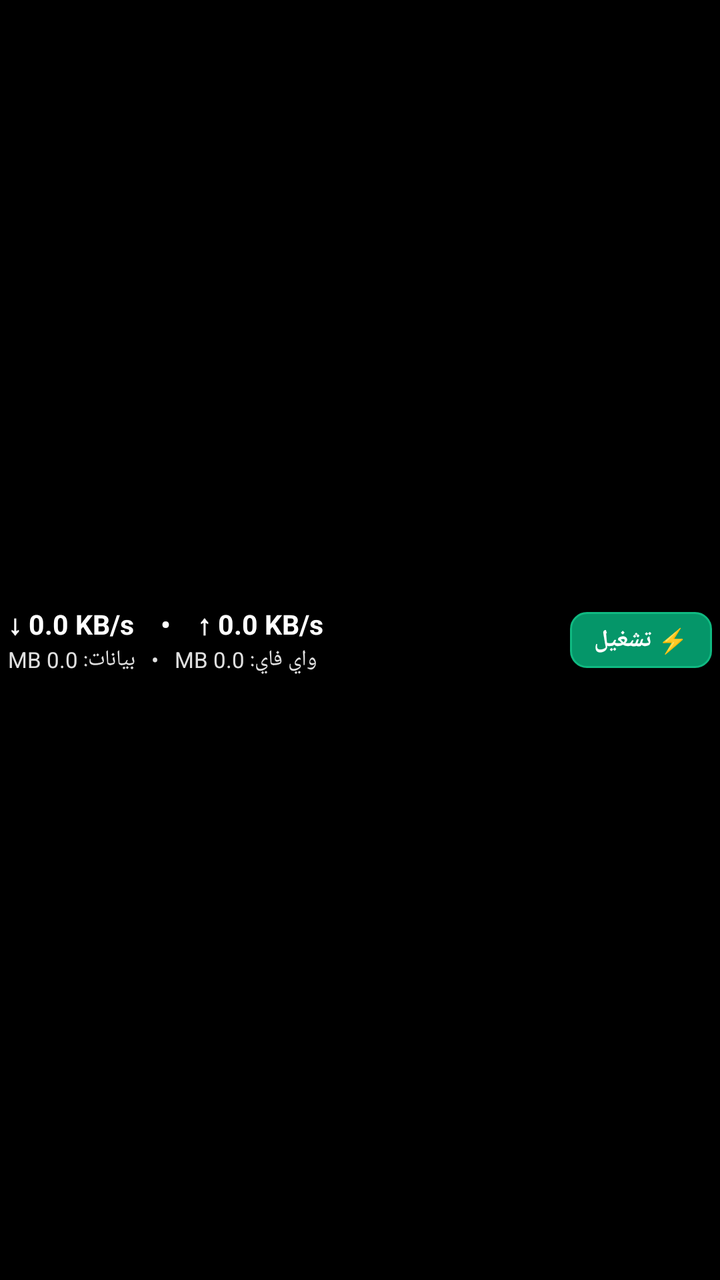
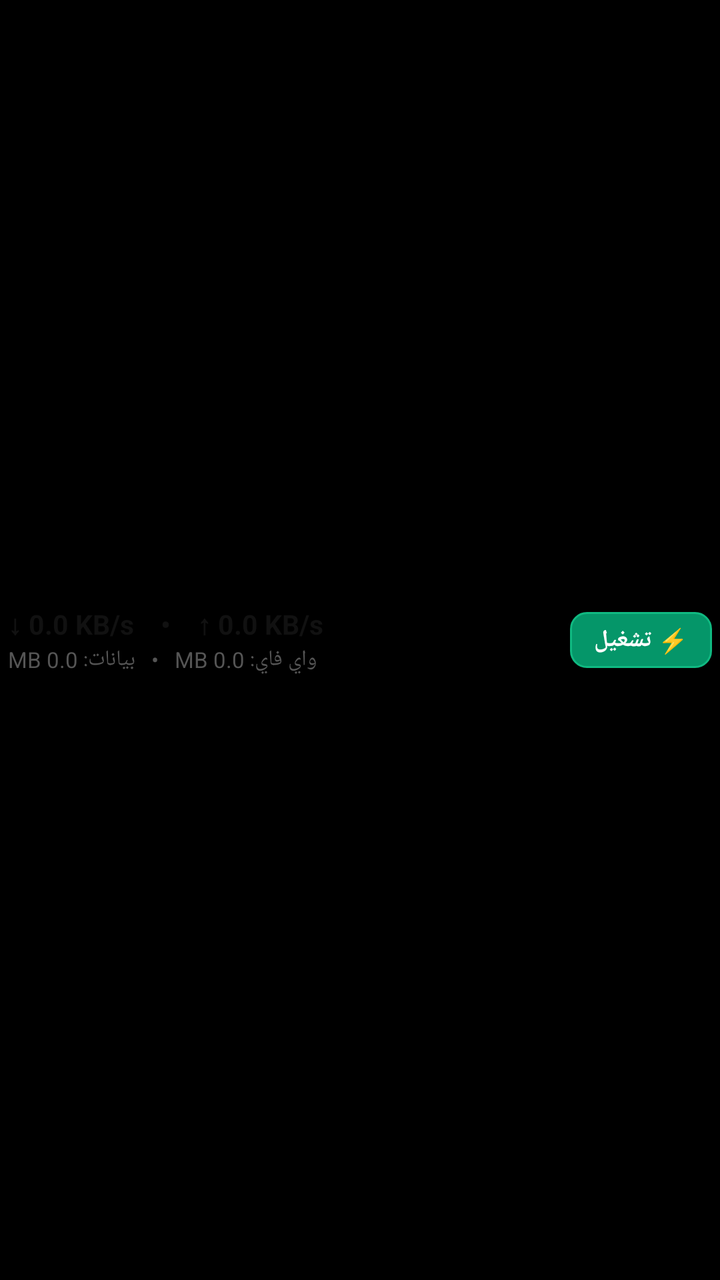

Before-and-after screenshots of an Android layout around one commit, followed by the original layout XML and the change that was made.
<!-- AndroidManifest.xml: application theme LaunchTheme -->
<!-- res/layout/notification_net_guard.xml -->
<?xml version="1.0" encoding="utf-8"?>
<RelativeLayout xmlns:android="http://schemas.android.com/apk/res/android"
    android:layout_width="match_parent"
    android:layout_height="wrap_content"
    android:paddingStart="4dp"
    android:paddingEnd="4dp"
    android:paddingTop="0dp"
    android:paddingBottom="0dp">

    
    <TextView
        android:id="@+id/btn_notif_vpn"
        android:layout_width="wrap_content"
        android:layout_height="wrap_content"
        android:layout_alignParentEnd="true"
        android:layout_alignParentRight="true"
        android:layout_centerVertical="true"
        android:layout_marginStart="8dp"
        android:layout_marginLeft="8dp"
        android:background="@drawable/bg_notif_btn_green"
        android:gravity="center"
        android:minHeight="28dp"
        android:paddingStart="12dp"
        android:paddingEnd="12dp"
        android:paddingTop="4dp"
        android:paddingBottom="4dp"
        android:text="⚡ تشغيل"
        android:textColor="#FFFFFF"
        android:textSize="12sp"
        android:textStyle="bold" />

    
    <LinearLayout
        android:layout_width="match_parent"
        android:layout_height="wrap_content"
        android:layout_alignParentStart="true"
        android:layout_alignParentLeft="true"
        android:layout_toStartOf="@id/btn_notif_vpn"
        android:layout_toLeftOf="@id/btn_notif_vpn"
        android:layout_centerVertical="true"
        android:orientation="vertical">

        
        <TextView
            android:id="@+id/tv_notif_line1"
            android:layout_width="wrap_content"
            android:layout_height="wrap_content"
            android:includeFontPadding="false"
            android:padding="0dp"
            android:text="↓ 0.0 KB/s    •    ↑ 0.0 KB/s"
            android:textColor="#FFFFFF"
            android:textSize="13.5sp"
            android:textStyle="bold"
            android:textDirection="locale"
            android:singleLine="true"
            android:ellipsize="end" />

        
        <TextView
            android:id="@+id/tv_notif_line2"
            android:layout_width="wrap_content"
            android:layout_height="wrap_content"
            android:layout_marginTop="1dp"
            android:includeFontPadding="false"
            android:padding="0dp"
            android:text="واي فاي: 0.0 MB   •   بيانات: 0.0 MB"
            android:textColor="#E0E0E0"
            android:textSize="11sp"
            android:textDirection="locale"
            android:singleLine="true"
            android:ellipsize="end" />
    </LinearLayout>

</RelativeLayout>
<!-- resources referenced by this layout -->
<resources>
  <!-- drawable bg_notif_btn_green (drawable) -->
  <?xml version="1.0" encoding="utf-8"?>
  <shape xmlns:android="http://schemas.android.com/apk/res/android"
      android:shape="rectangle">
      <solid android:color="#059669" />
      <corners android:radius="8dp" />
      <stroke
          android:width="1dp"
          android:color="#10B981" />
  </shape>
  <style name="LaunchTheme" parent="@android:style/Theme.DeviceDefault.NoActionBar">
          <item name="android:windowBackground">@android:color/black</item>
      </style>
</resources>

<!-- the commit's change to res/layout/notification_net_guard.xml (unified diff, before → after) -->
@@ -48,7 +48,7 @@
             android:includeFontPadding="false"
             android:padding="0dp"
             android:text="↓ 0.0 KB/s    •    ↑ 0.0 KB/s"
-            android:textColor="#FFFFFF"
+            android:textColor="@color/notif_text_primary"
             android:textSize="13.5sp"
             android:textStyle="bold"
             android:textDirection="locale"
@@ -64,7 +64,7 @@
             android:includeFontPadding="false"
             android:padding="0dp"
             android:text="واي فاي: 0.0 MB   •   بيانات: 0.0 MB"
-            android:textColor="#E0E0E0"
+            android:textColor="@color/notif_text_secondary"
             android:textSize="11sp"
             android:textDirection="locale"
             android:singleLine="true"
<!-- resource entries referenced after the edit -->
@@ -1,5 +1,7 @@
 <!-- resources referenced by this layout -->
 <resources>
+  <color name="notif_text_primary">#111111</color>
+  <color name="notif_text_secondary">#555555</color>
   <!-- drawable bg_notif_btn_green (drawable) -->
   <?xml version="1.0" encoding="utf-8"?>
   <shape xmlns:android="http://schemas.android.com/apk/res/android"
